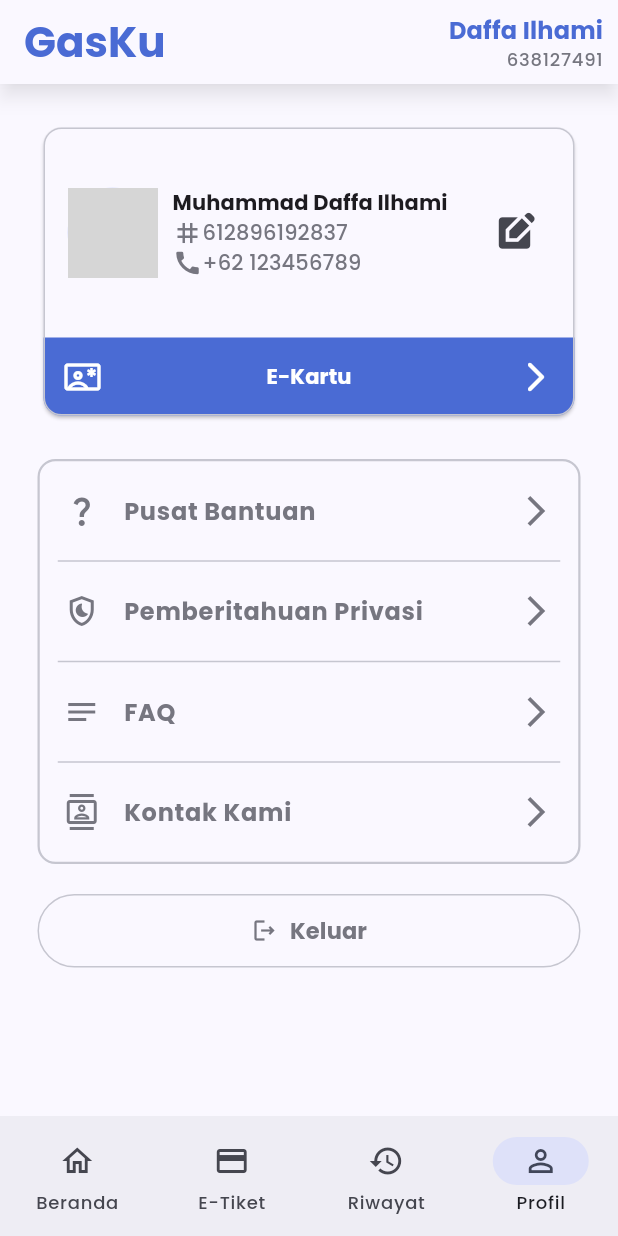
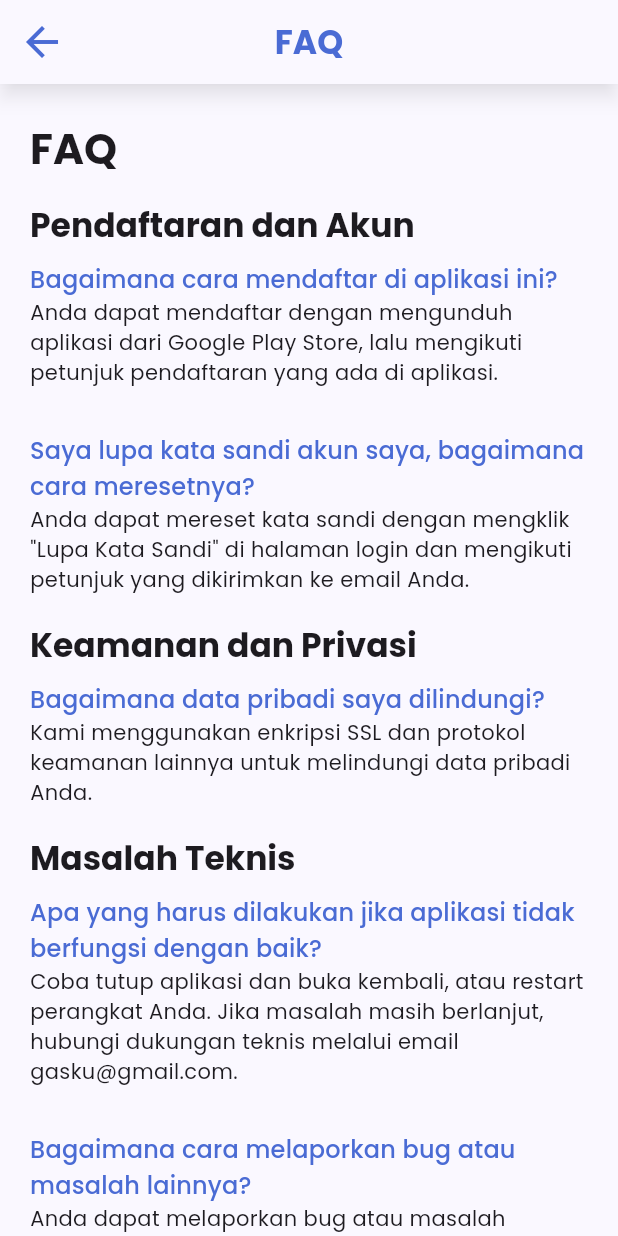
Before and after one commit to mdaffailhami/gasku, a Flutter app: the screen it shows after launch, item 4 of the bottom bar chosen, after a tap on "FAQ", on a phone screen of 412 x 824 dp. Run offline on Flutter 3.47's test engine with Material 3 defaults, Android fonts, the phone set to English and light mode, and no system bars; our stand-ins replace flutter_carousel_widget, google_fonts; network calls fail; grey boxes are pictures that could not be loaded.

Commit message:
Add FAQ Page

```diff
--- /dev/null
+++ b/lib/pages/faq.dart
@@ -0,0 +1,84 @@
+import 'package:flutter/material.dart';
+import 'package:gasku/widgets/faq_list_tile.dart';
+
+class MyFAQPage extends StatelessWidget {
+  const MyFAQPage({super.key});
+
+  @override
+  Widget build(BuildContext context) {
+    return Scaffold(
+      appBar: AppBar(
+        centerTitle: true,
+        title: Text(
+          'FAQ',
+          style: TextStyle(
+            color: Theme.of(context).colorScheme.primary,
+            fontWeight: FontWeight.bold,
+          ),
+        ),
+        leading: IconButton(
+          onPressed: () => Navigator.of(context).pop(),
+          icon: Icon(
+            Icons.arrow_back,
+            size: 32,
+            color: Theme.of(context).colorScheme.primary,
+          ),
+        ),
+        surfaceTintColor: Theme.of(context).colorScheme.surface,
+        backgroundColor: Theme.of(context).colorScheme.surface,
+        elevation: 5,
+        shadowColor: Colors.black.withOpacity(0.4),
+      ),
+      body: SingleChildScrollView(
+        child: Padding(
+          padding: const EdgeInsets.fromLTRB(20, 25, 20, 0),
+          child: Column(
+            crossAxisAlignment: CrossAxisAlignment.start,
+            children: [
+              Text(
+                'FAQ',
+                style: Theme.of(context)
+                    .textTheme
+                    .headlineMedium
+                    ?.copyWith(fontWeight: FontWeight.bold),
+              ),
+              SizedBox(height: 19),
+              MyFAQListTile(
+                title: 'Pendaftaran dan Akun',
+                subtitle: 'Bagaimana cara mendaftar di aplikasi ini?',
+                body:
+                    'Anda dapat mendaftar dengan mengunduh aplikasi dari Google Play Store, lalu mengikuti petunjuk pendaftaran yang ada di aplikasi.',
+              ),
+              MyFAQListTile(
+                title: null,
+                subtitle:
+                    'Saya lupa kata sandi akun saya, bagaimana cara meresetnya?',
+                body:
+                    'Anda dapat mereset kata sandi dengan mengklik "Lupa Kata Sandi" di halaman login dan mengikuti petunjuk yang dikirimkan ke email Anda.',
+              ),
+              MyFAQListTile(
+                title: 'Keamanan dan Privasi',
+                subtitle: 'Bagaimana data pribadi saya dilindungi?',
+                body:
+                    'Kami menggunakan enkripsi SSL dan protokol keamanan lainnya untuk melindungi data pribadi Anda.',
+              ),
+              MyFAQListTile(
+                title: 'Masalah Teknis',
+                subtitle:
+                    'Apa yang harus dilakukan jika aplikasi tidak berfungsi dengan baik?',
+                body:
+                    'Coba tutup aplikasi dan buka kembali, atau restart perangkat Anda. Jika masalah masih berlanjut, hubungi dukungan teknis melalui email gasku@gmail.com.',
+              ),
+              MyFAQListTile(
+                title: null,
+                subtitle: 'Bagaimana cara melaporkan bug atau masalah lainnya?',
+                body:
+                    'Anda dapat melaporkan bug atau masalah lainnya melalui fitur pusat bantuan di halaman bagian profil anda',
+              ),
+            ],
+          ),
+        ),
+      ),
+    );
+  }
+}
--- a/lib/pages/profil.dart
+++ b/lib/pages/profil.dart
@@ -1,4 +1,5 @@
 import 'package:flutter/material.dart';
+import 'package:gasku/pages/faq.dart';
 import 'package:gasku/pages/kontak_kami.dart';
 import 'package:gasku/widgets/divider.dart';
 import 'package:gasku/widgets/list_tile_button.dart';
@@ -179,7 +180,11 @@ class MyProfilPage extends StatelessWidget {
                   MyListTileButton(
                     icon: Icons.notes,
                     text: 'FAQ',
-                    onTap: () {},
+                    onTap: () => Navigator.of(context).push(
+                      MaterialPageRoute(
+                        builder: (context) => const MyFAQPage(),
+                      ),
+                    ),
                   ),
                   MyDivider(),
                   MyListTileButton(
--- /dev/null
+++ b/lib/widgets/faq_list_tile.dart
@@ -0,0 +1,41 @@
+import 'package:flutter/material.dart';
+
+class MyFAQListTile extends StatelessWidget {
+  const MyFAQListTile({
+    super.key,
+    required this.title,
+    required this.subtitle,
+    required this.body,
+  });
+
+  final String? title;
+  final String subtitle;
+  final String body;
+
+  @override
+  Widget build(BuildContext context) {
+    return Column(
+      crossAxisAlignment: CrossAxisAlignment.start,
+      children: [
+        if (title != null)
+          Text(
+            title!,
+            style: Theme.of(context)
+                .textTheme
+                .titleLarge
+                ?.copyWith(fontWeight: FontWeight.bold),
+          ),
+        SizedBox(height: 10),
+        Text(
+          subtitle,
+          style: Theme.of(context)
+              .textTheme
+              .titleMedium
+              ?.copyWith(color: Theme.of(context).colorScheme.primary),
+        ),
+        Text(body),
+        SizedBox(height: 20),
+      ],
+    );
+  }
+}
```
